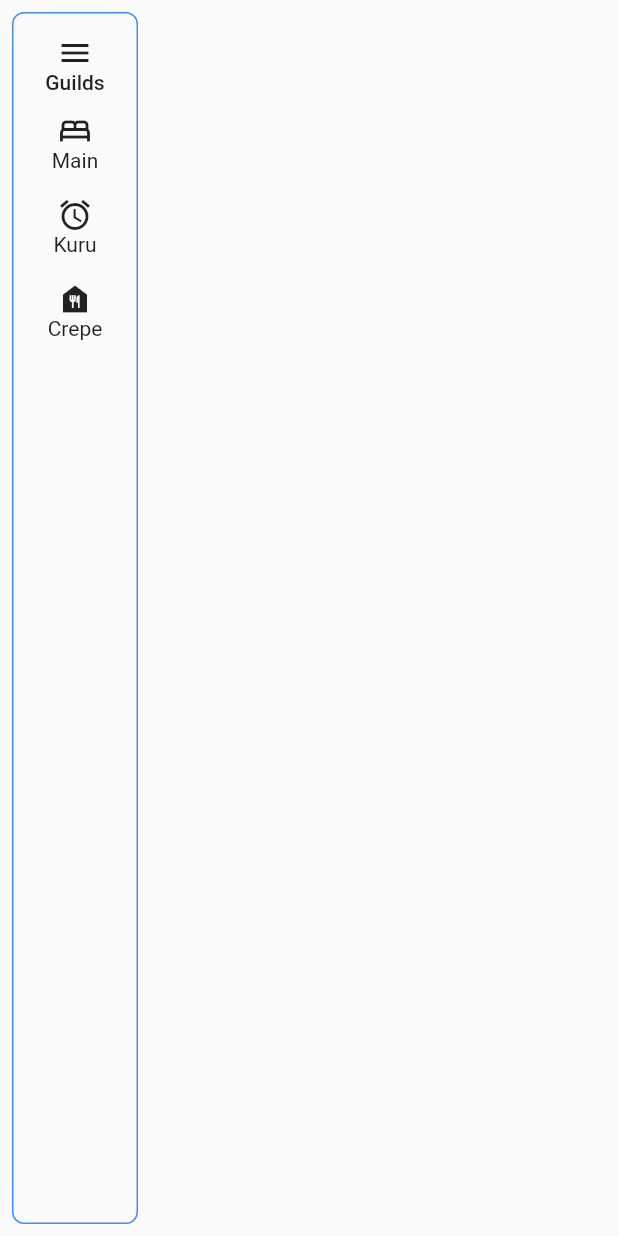
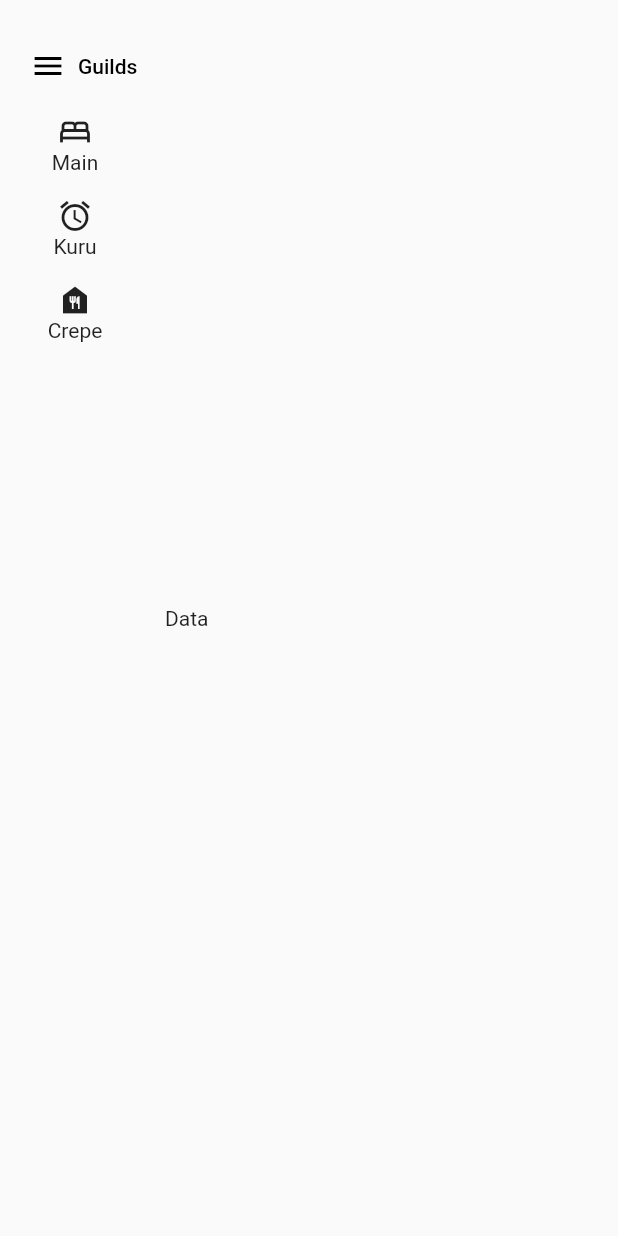
Before and after one commit to razhterize/pgr-maze, a Flutter app: the screen it shows after launch, after a tap on the "menu" icon, on a phone screen of 412 x 824 dp. Run offline on Flutter 3.47's test engine with Material 2 defaults, Android fonts, the phone set to English and light mode, and no system bars.

Commit message:
moving Sidebar to it's own file

```diff
--- a/lib/app/App.dart
+++ b/lib/app/App.dart
@@ -1,5 +1,5 @@
 import 'package:flutter/material.dart';
-
+import 'widget/Sidebar.dart';
 class App extends StatefulWidget {
   const App({super.key});
 
@@ -17,69 +17,18 @@ class _AppState extends State<App> {
       home: Scaffold(
         body: Row(
           children: [
-            SizedBox(
-              width: sidebarOpen ? 100 : 70,
-              child: _sidebar(),
-            ),
+            Sidebar(),
+            Padding(
+              padding: EdgeInsets.only(left: 10, right: 10),
+              child: const Expanded(
+                child: Row(
+                  children: [Text("Data")],
+                ),
+              ),
+            )
           ],
         ),
       ),
     );
   }
-
-  Widget _sidebar() {
-    return Padding(
-      padding: const EdgeInsets.all(8.0),
-      child: Container(
-        decoration: BoxDecoration(
-          border: Border.all(color: Colors.blueAccent),
-          borderRadius: BorderRadius.circular(8),
-        ),
-        child: Column(
-          children: [
-            const SizedBox(
-              height: 10,
-            ),
-            MaterialButton(
-              onPressed: () {
-                setState(() {
-                  sidebarOpen = !sidebarOpen;
-                });
-              },
-              child: sidebarOpen
-                  ? Column(
-                      children: [Icon(Icons.menu), Text("Guilds")],
-                    )
-                  : Icon(Icons.menu),
-            ),
-            Column(
-              mainAxisAlignment: MainAxisAlignment.center,
-              children: [
-                sidebarItem(Icon(Icons.bed_outlined), "Main"),
-                sidebarItem(Icon(Icons.alarm), "Kuru"),
-                sidebarItem(Icon(Icons.food_bank), "Crepe"),
-              ],
-            ),
-          ],
-        ),
-      ),
-    );
-  }
-
-  Widget sidebarItem(Icon icon, String title) {
-    if (sidebarOpen) {
-      return Padding(
-        padding: const EdgeInsets.all(8.0),
-        child: Column(
-          mainAxisAlignment: MainAxisAlignment.center,
-          children: [icon, Text(title)],
-        ),
-      );
-    } else {
-      return Padding(
-        padding: const EdgeInsets.all(8.0),
-        child: icon,
-      );
-    }
-  }
 }
--- /dev/null
+++ b/lib/app/widget/Sidebar.dart
@@ -0,0 +1,65 @@
+import 'package:flutter/material.dart';
+
+class Sidebar extends StatefulWidget {
+  const Sidebar({super.key});
+
+  @override
+  State<Sidebar> createState() => _SidebarState();
+}
+
+class _SidebarState extends State<Sidebar> {
+  bool _open = false;
+  @override
+  Widget build(BuildContext context) {
+    return AnimatedContainer(
+      duration: Duration(milliseconds: 350),
+      width: _open ? 100 : 70,
+      child: Column(
+        children: [
+          const SizedBox(
+            height: 20,
+          ),
+          MenuItemButton(
+            onPressed: () {
+              setState(() {
+                _open = !_open;
+              });
+            },
+            child: _open
+                ? Row(children: [
+                    Padding(
+                      padding: const EdgeInsets.all(8.0),
+                      child: Icon(Icons.menu),
+                    ),
+                    Text("Guilds")
+                  ])
+                : Padding(
+                  padding: const EdgeInsets.all(8.0),
+                  child: const Icon(Icons.menu),
+                ),
+          ),
+          sidebarItem(const Icon(Icons.bed_outlined), "Main"),
+          sidebarItem(const Icon(Icons.alarm), "Kuru"),
+          sidebarItem(const Icon(Icons.food_bank), "Crepe"),
+        ],
+      ),
+    );
+  }
+
+  Widget sidebarItem(Icon icon, String title) {
+    if (_open) {
+      return Padding(
+        padding: const EdgeInsets.all(8.0),
+        child: Column(
+          mainAxisAlignment: MainAxisAlignment.center,
+          children: [icon, Text(title)],
+        ),
+      );
+    } else {
+      return Padding(
+        padding: const EdgeInsets.all(8.0),
+        child: icon,
+      );
+    }
+  }
+}
```
